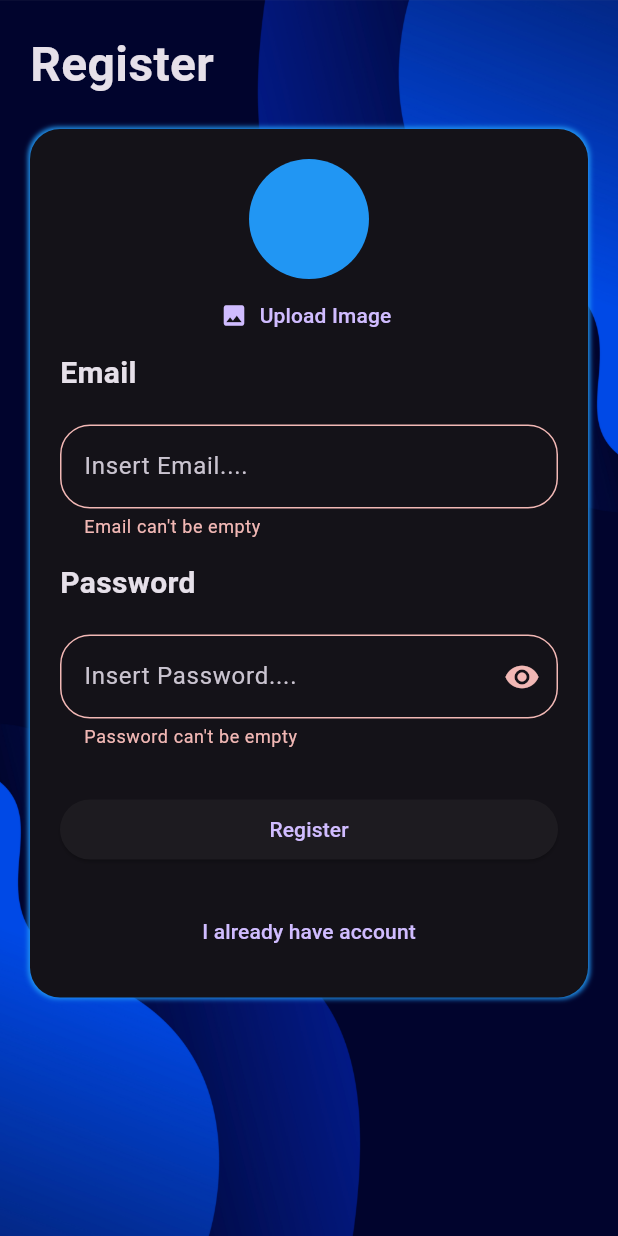
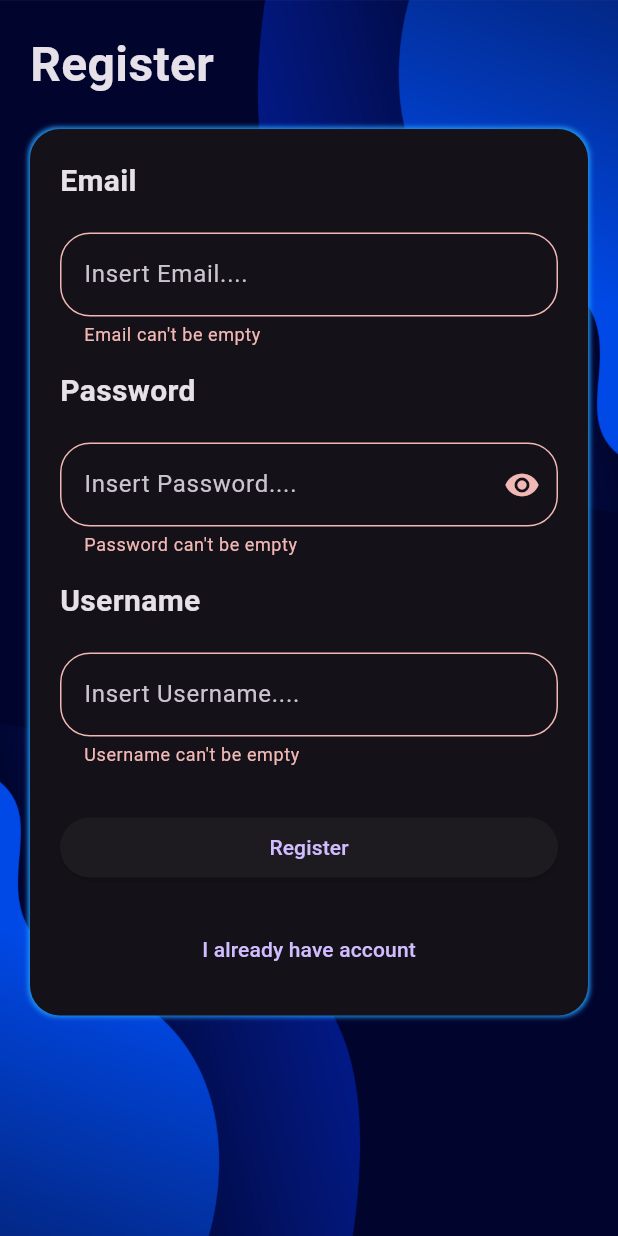
Before and after one commit to RayaAlam/alamgalerirpl, a Flutter app: the screen it shows after launch, after a tap on "Login", after a tap on "Create account", after a tap on "Register", on a phone screen of 412 x 824 dp. Run offline on Flutter 3.47's test engine with Material 3 defaults, Android fonts, the phone set to English and light mode, and no system bars; our stand-ins replace cloud_firestore, firebase_auth, firebase_core, image_picker; missing offline and left inert: flutter_aws_s3_client; accounts and stored records are empty.

```diff
--- a/lib/provider/auth_provider.dart
+++ b/lib/provider/auth_provider.dart
@@ -1,40 +1,46 @@
+import 'package:cloud_firestore/cloud_firestore.dart';
 import 'package:firebase_auth/firebase_auth.dart';
 import 'package:flutter/material.dart';
 
+final _fireAuth = FirebaseAuth.instance;
 
-final _fireAuth = FirebaseAuth.instance;
-class LocalAuthProvider extends ChangeNotifier{
+class LocalAuthProvider extends ChangeNotifier {
   final form = GlobalKey<FormState>();
 
   var islogin = true;
   var enteredEmail = '';
   var enteredPassword = '';
+  var enteredUsername = '';
 
-  void submit() async{
+  void submit() async {
     final _isvalid = form.currentState!.validate();
 
-    if(!_isvalid){
+    if (!_isvalid) {
       return;
     }
 
     form.currentState!.save();
 
-    try{
-      if(islogin){
-        final UserCredential = await _fireAuth.signInWithEmailAndPassword(email: enteredEmail, password: enteredPassword);
-      }else{
-        final UserCredential = await _fireAuth.createUserWithEmailAndPassword(email: enteredEmail, password: enteredPassword);
+    try {
+      if (islogin) {
+        final UserCredential = await _fireAuth.signInWithEmailAndPassword(
+            email: enteredEmail, password: enteredPassword);
+      } else {
+        final UserCredential = await _fireAuth.createUserWithEmailAndPassword(
+            email: enteredEmail, password: enteredPassword);
+        FirebaseFirestore.instance
+            .collection("users")
+            .doc(UserCredential.user!.uid)
+            .set(<String, String>{"username": enteredUsername});
       }
-    }catch(e){
-      if(e is FirebaseAuthException){
-        if(e.code == 'email-already-in-use' ){
+    } catch (e) {
+      if (e is FirebaseAuthException) {
+        if (e.code == 'email-already-in-use') {
           print("email already in use");
         }
       }
     }
 
-
     notifyListeners();
   }
-
 }
--- a/lib/screen/home_screen.dart
+++ b/lib/screen/home_screen.dart
@@ -45,7 +45,6 @@ class _HomeScreenState extends State<HomeScreen> {
               sliver: StreamBuilder(
                   stream: FirebaseFirestore.instance
                       .collection('posts')
-
                       .snapshots(),
                   builder: (BuildContext context,
                       AsyncSnapshot<QuerySnapshot> snapshot) {
@@ -69,6 +68,7 @@ class _HomeScreenState extends State<HomeScreen> {
                                     DetailScreen(pin: <String, dynamic>{
                                   "title": data["title"],
                                   "imageUrl": imageUrl,
+                                      "user": data["user"]
                                 }),
                               ),
                             );
--- a/lib/screen/login_screen.dart
+++ b/lib/screen/login_screen.dart
@@ -3,6 +3,7 @@ import 'package:flutter_uilogin/provider/auth_provider.dart';
 import 'package:flutter_uilogin/widget/imgpick/imgpick_widget.dart';
 import 'package:flutter_uilogin/widget/textfield/textfield_email_widget.dart';
 import 'package:flutter_uilogin/widget/textfield/textfield_pass_widget.dart';
+import 'package:flutter_uilogin/widget/textfield/textfield_username_widget.dart';
 import 'package:provider/provider.dart';
 
 class LoginScreen extends StatefulWidget {
@@ -15,11 +16,13 @@ class LoginScreen extends StatefulWidget {
 class _LoginScreenState extends State<LoginScreen> {
   TextEditingController email = TextEditingController();
   TextEditingController password = TextEditingController();
+  TextEditingController username = TextEditingController();
+
   @override
   Widget build(BuildContext context) {
     var loadAuth = Provider.of<LocalAuthProvider>(context);
     return Container(
-      color: const Color.fromRGBO(0,0,0,0),
+      color: const Color.fromRGBO(0, 0, 0, 0),
       child: SafeArea(
         child: Scaffold(
           resizeToAvoidBottomInset: false,
@@ -29,18 +32,16 @@ class _LoginScreenState extends State<LoginScreen> {
                 height: MediaQuery.of(context).size.height,
                 width: MediaQuery.of(context).size.width,
                 decoration: const BoxDecoration(
-                  image: DecorationImage(image: AssetImage("images/bg.jpg"),fit: BoxFit.cover)
-                ),
+                    image: DecorationImage(
+                        image: AssetImage("images/bg.jpg"), fit: BoxFit.cover)),
               ),
-
-
               Container(
                 margin: const EdgeInsets.all(20),
                 child: Column(
                   crossAxisAlignment: CrossAxisAlignment.start,
                   children: [
                     Text(
-                      loadAuth.islogin?"Login" : "Register",
+                      loadAuth.islogin ? "Login" : "Register",
                       style: TextStyle(
                           fontWeight: FontWeight.bold,
                           fontSize: Theme.of(context)
@@ -48,10 +49,11 @@ class _LoginScreenState extends State<LoginScreen> {
                               .headlineLarge
                               ?.fontSize),
                     ),
-                    const SizedBox(height: 20,),
+                    const SizedBox(
+                      height: 20,
+                    ),
                     Container(
                       padding: const EdgeInsets.all(20),
-
                       decoration: BoxDecoration(
                           color: Theme.of(context).canvasColor,
                           borderRadius: BorderRadius.circular(20),
@@ -66,29 +68,41 @@ class _LoginScreenState extends State<LoginScreen> {
                         key: loadAuth.form,
                         child: Column(
                           children: [
-                            if(!loadAuth.islogin)ImagePickWidget(),
                             TextfieldEmailWidget(controller: email),
                             const SizedBox(
                               height: 15,
                             ),
                             TextfieldPasswordWidget(controller: password),
                             const SizedBox(
-                              height: 30,
+                              height: 15,
                             ),
+                            if (!loadAuth.islogin)
+                              TextfieldUsernameWidget(controller: username),
+                            if (!loadAuth.islogin)
+                              const SizedBox(
+                                height: 30,
+                              ),
                             Container(
                               width: MediaQuery.of(context).size.width,
-                              child: ElevatedButton(onPressed: (){
-                                loadAuth.submit();
-                              }, child: Text(loadAuth.islogin ? "Login" : "Register")),
+                              child: ElevatedButton(
+                                  onPressed: () {
+                                    loadAuth.submit();
+                                  },
+                                  child: Text(
+                                      loadAuth.islogin ? "Login" : "Register")),
                             ),
-                            const SizedBox(height: 20,),
-
-                            TextButton(onPressed: (){
-                              setState(() {
-                                loadAuth.islogin = !loadAuth.islogin;
-                              });
-                            }, child: Text(loadAuth.islogin ? "Create account" : "I already have account"))
-
+                            const SizedBox(
+                              height: 20,
+                            ),
+                            TextButton(
+                                onPressed: () {
+                                  setState(() {
+                                    loadAuth.islogin = !loadAuth.islogin;
+                                  });
+                                },
+                                child: Text(loadAuth.islogin
+                                    ? "Create account"
+                                    : "I already have account"))
                           ],
                         ),
                       ),
--- /dev/null
+++ b/lib/widget/textfield/textfield_username_widget.dart
@@ -0,0 +1,45 @@
+import 'package:flutter/material.dart';
+import 'package:flutter_uilogin/provider/auth_provider.dart';
+import 'package:provider/provider.dart';
+
+
+class TextfieldUsernameWidget extends StatefulWidget {
+  const TextfieldUsernameWidget({super.key, required this.controller});
+  final TextEditingController controller;
+
+  @override
+  State<TextfieldUsernameWidget> createState() => _TextfieldUsernameWidgetState();
+}
+
+class _TextfieldUsernameWidgetState extends State<TextfieldUsernameWidget> {
+  @override
+  Widget build(BuildContext context) {
+    var loadAuth = Provider.of<LocalAuthProvider>(context);
+    return Column(
+      crossAxisAlignment: CrossAxisAlignment.start,
+      children: [
+        const Text("Username",style: TextStyle(fontWeight: FontWeight.bold,fontSize: 20),),
+        const SizedBox(height: 20,),
+        TextFormField(
+          controller: widget.controller,
+          autovalidateMode:  AutovalidateMode.onUserInteraction,
+          validator: (value) {
+            if(value!.isEmpty || value == ""){
+              return "Username can't be empty";
+            }
+            return null;
+          },
+          onSaved: (value) {
+            loadAuth.enteredUsername = value!;
+          },
+          decoration: InputDecoration(
+              border: OutlineInputBorder(
+                borderRadius: BorderRadius.circular(20),
+              ),
+              hintText: "Insert Username...."
+          ),
+        )
+      ],
+    );
+  }
+}
```
